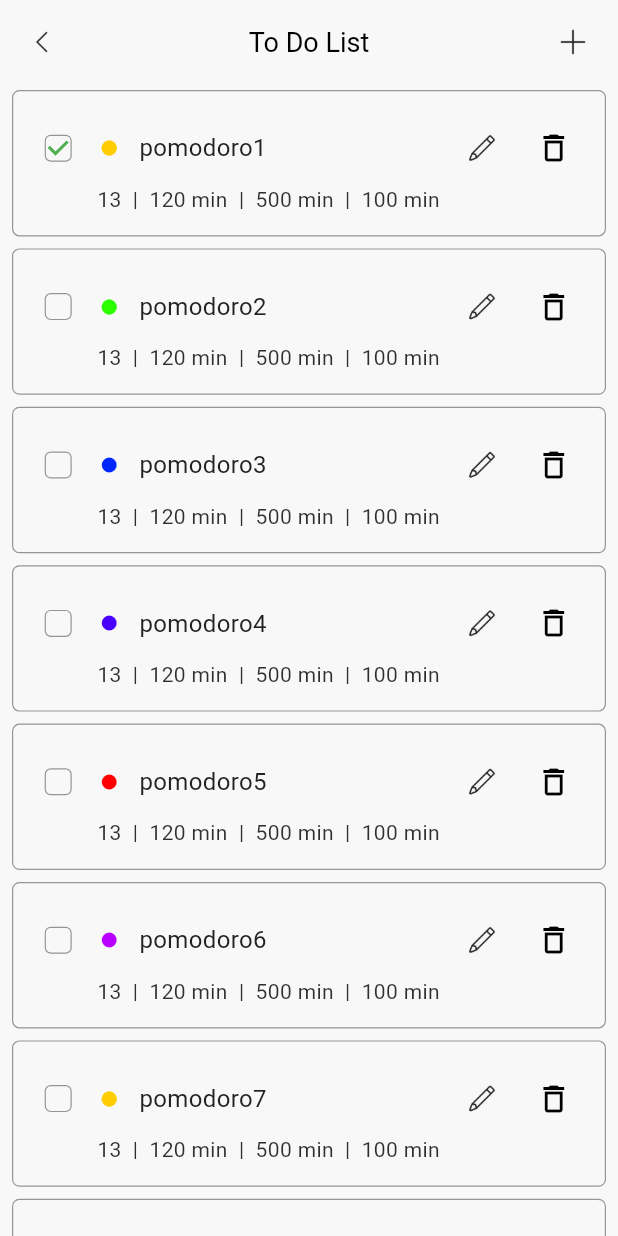
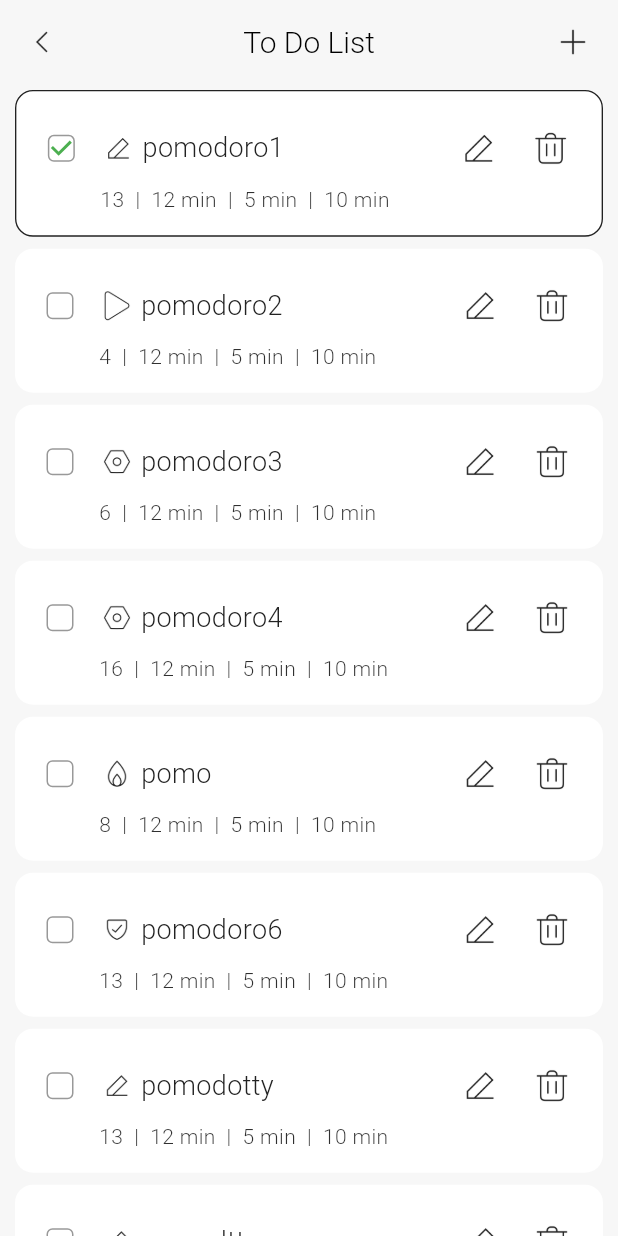
Before and after one commit to kmwh/pomoslime, a Flutter app: the screen it shows after launch, after a tap on "pomodoro1", on a phone screen of 412 x 824 dp. Run offline on Flutter 3.47's test engine with Material 3 defaults, Android fonts, the phone set to English and light mode, and no system bars; our stand-ins replace flutter_heatmap_calendar, hive, hive_flutter, lottie; accounts and stored records are empty.

Commit message:
DESIGN: 할 일 목록 디자인 변경

```diff
--- a/lib/main.dart
+++ b/lib/main.dart
@@ -20,9 +20,9 @@ void main() async {
   Hive.registerAdapter(UserDataModelAdapter());
   Hive.registerAdapter(CalenderDataModelAdapter());
 
-  final userDataBox = await Hive.openBox<UserDataModel>("userData8");
+  final userDataBox = await Hive.openBox<UserDataModel>("userData10");
   final calenderDataBox =
-      await Hive.openBox<CalenderDataModel>("calenderData8");
+      await Hive.openBox<CalenderDataModel>("calenderData10");
 
   // 초기 설정 적용
   final userData = await initializeUserData(userDataBox);
@@ -74,15 +74,17 @@ Future<UserDataModel> initializeUserData(Box<UserDataModel> box) async {
       language: 0,
       focusImmediately: false,
       toDoList: [
-        ["pomodoro1", 13, 12, 5, 10, const Color(0xFFFFCC00).value],
-        ["pomodoro2", 13, 12, 5, 10, const Color(0xFF2BFF00).value],
-        ["pomodoro3", 13, 12, 5, 10, const Color(0xFF0026FF).value],
-        ["pomodoro4", 13, 12, 5, 10, const Color(0xFF4800FF).value],
-        ["pomodoro5", 13, 12, 5, 10, const Color(0xFFFF0000).value],
-        ["pomodoro6", 13, 12, 5, 10, const Color(0xFFB700FF).value],
-        ["pomodoro7", 13, 12, 5, 10, const Color(0xFFFFCC00).value],
-        ["pomodoro8", 13, 12, 5, 10, const Color(0xFFFFCC00).value],
-        ["pomodoro9", 13, 12, 5, 10, const Color(0xFFFFCC00).value],
+        ["pomodoro1", 13, 12, 5, 10, "pencil"],
+        ["pomodoro2", 4, 12, 5, 10, "play"],
+        ["pomodoro3", 6, 12, 5, 10, "setting"],
+        ["pomodoro4", 16, 12, 5, 10, "setting"],
+        ["pomo", 8, 12, 5, 10, "fire"],
+        ["pomodoro6", 13, 12, 5, 10, "security"],
+        ["pomodotty", 13, 12, 5, 10, "pencil"],
+        ["pomodtt", 13, 12, 5, 10, "pencil"],
+        ["pomodoew", 13, 12, 5, 10, "pencil"],
+        ["pomodoaa", 13, 12, 5, 10, "pencil"],
+        ["pomodo", 13, 12, 5, 10, "pencil"],
       ],
       currentToDo: 0,
       currentSession: 0,
--- a/lib/provider/theme_provider.dart
+++ b/lib/provider/theme_provider.dart
@@ -19,7 +19,7 @@ class ThemeProvider with ChangeNotifier {
     brightness: Brightness.dark,
     colorScheme: const ColorScheme.dark(
       surface: Colors.black,
-      surfaceBright: Color(0xFF111111),
+      surfaceBright: Color.fromARGB(255, 19, 19, 19),
       surfaceContainer: Color.fromRGBO(255, 255, 255, 0.1),
       surfaceContainerLowest: Color.fromRGBO(255, 255, 255, 0.4),
       primary: Color(0xFFFFFFFF),
@@ -31,7 +31,7 @@ class ThemeProvider with ChangeNotifier {
   final ThemeData _lightTheme = ThemeData(
     brightness: Brightness.light,
     colorScheme: const ColorScheme.light(
-      surface: Color(0xFFF7F8F7),
+      surface: Color.fromARGB(255, 247, 247, 247),
       surfaceBright: Colors.white,
       surfaceContainer: Color.fromRGBO(0, 0, 0, 0.1),
       surfaceContainerLowest: Color.fromRGBO(0, 0, 0, 0.4),
--- a/lib/screens/to_do_list_screen.dart
+++ b/lib/screens/to_do_list_screen.dart
@@ -1,7 +1,7 @@
 import 'package:flutter/material.dart';
 import 'package:pomoslime/provider/to_do_list_provider.dart';
-import 'package:pomoslime/screens/to_do_screen.dart';
-import 'package:pomoslime/widgets/to_do/to_do_list_item.dart';
+import 'package:pomoslime/screens/edit_to_do_screen.dart';
+import 'package:pomoslime/widgets/to_do_list/to_do_list_item.dart';
 import 'package:provider/provider.dart';
 
 class ToDoListScreen extends StatefulWidget {
@@ -17,11 +17,12 @@ class _ToDoListScreenState extends State<ToDoListScreen> {
     return Scaffold(
       backgroundColor: Theme.of(context).colorScheme.surface,
       appBar: AppBar(
+        backgroundColor: Theme.of(context).colorScheme.surface,
         title: const Text(
           "To Do List",
           style: TextStyle(
-            fontSize: 18,
-            fontWeight: FontWeight.w400,
+            fontSize: 20,
+            fontWeight: FontWeight.w300,
           ),
         ),
         centerTitle: true,
@@ -43,7 +44,7 @@ class _ToDoListScreenState extends State<ToDoListScreen> {
                 Navigator.push(
                   context,
                   MaterialPageRoute(
-                    builder: (context) => const ToDoScreen(),
+                    builder: (context) => const EditToDoScreen(),
                   ),
                 );
               },
--- a/lib/widgets/calender/calender_tile.dart
+++ b/lib/widgets/calender/calender_tile.dart
@@ -15,7 +15,7 @@ class CalenderTile extends StatelessWidget {
     return Container(
       decoration: BoxDecoration(
         color: Theme.of(context).colorScheme.surfaceBright,
-        borderRadius: BorderRadius.circular(5),
+        borderRadius: BorderRadius.circular(8),
       ),
       child: Padding(
         padding: const EdgeInsets.symmetric(
--- a/lib/widgets/setting/setting_menu.dart
+++ b/lib/widgets/setting/setting_menu.dart
@@ -27,7 +27,7 @@ class SettingMenu extends StatelessWidget {
         Container(
           decoration: BoxDecoration(
             color: Theme.of(context).colorScheme.surfaceBright,
-            borderRadius: BorderRadius.circular(5),
+            borderRadius: BorderRadius.circular(8),
           ),
           child: Padding(
             padding: const EdgeInsets.symmetric(
--- a/lib/widgets/timer/to_do.dart
+++ b/lib/widgets/timer/to_do.dart
@@ -34,12 +34,12 @@ class _ToDoState extends State<ToDo> {
                   },
                   child: Row(
                     children: [
-                      Icon(
-                        Icons.circle,
-                        size: 10,
-                        color: Color(toDoProvider.currentToDoColor),
+                      Image.asset(
+                        "assets/images/${toDoProvider.toDoList[toDoProvider.currentToDo][5]}.png",
+                        width: 20,
+                        color: Theme.of(context).colorScheme.primary,
                       ),
-                      const SizedBox(width: 6),
+                      const SizedBox(width: 4),
                       Text(
                         toDoProvider.currentToDoName,
                         style: const TextStyle(
--- a/lib/widgets/to_do/custom_checkbox.dart
+++ b/lib/widgets/to_do_list/custom_checkbox.dart
@@ -20,7 +20,7 @@ class CustomCheckbox extends StatelessWidget {
       ),
       side: WidgetStateBorderSide.resolveWith(
         (states) => BorderSide(
-            width: 0.8,
+            width: 1,
             color: Theme.of(context).colorScheme.surfaceContainerLowest),
       ),
       checkColor: Colors.green,
--- a/lib/widgets/to_do/to_do_list_item.dart
+++ b/lib/widgets/to_do_list/to_do_list_item.dart
@@ -1,9 +1,9 @@
 import 'package:flutter/material.dart';
 import 'package:pomoslime/provider/timer_provider.dart';
 import 'package:pomoslime/provider/to_do_list_provider.dart';
-import 'package:pomoslime/screens/to_do_screen.dart';
-import 'package:pomoslime/widgets/to_do/custom_checkbox.dart';
-import 'package:pomoslime/widgets/to_do/custom_dialog.dart';
+import 'package:pomoslime/screens/edit_to_do_screen.dart';
+import 'package:pomoslime/widgets/to_do_list/custom_checkbox.dart';
+import 'package:pomoslime/widgets/to_do_list/custom_dialog.dart';
 import 'package:provider/provider.dart';
 
 class ToDoListItem extends StatefulWidget {
@@ -65,25 +65,29 @@ class _ToDoListItemState extends State<ToDoListItem> {
   Widget build(BuildContext context) {
     return Padding(
       padding: const EdgeInsets.symmetric(
-        horizontal: 8,
+        horizontal: 10,
         vertical: 4,
       ),
-      child: InkWell(
-        onTap: () => showToDoDialog(widget.index),
-        child: Container(
+      child: Consumer<ToDoListProvider>(
+        builder: (context, provider, child) {
+          return Container(
             padding: const EdgeInsets.symmetric(
               vertical: 14,
               horizontal: 10,
             ),
             decoration: BoxDecoration(
-            border: Border.all(
-                width: 0.8,
-                color: Theme.of(context).colorScheme.surfaceContainerLowest),
-            borderRadius: BorderRadius.circular(5),
+              color: Theme.of(context).colorScheme.surfaceBright,
+              border: provider.currentToDo == widget.index
+                  ? Border.all(
+                      color: Theme.of(context).colorScheme.primary,
+                      width: 0.9,
+                    )
+                  : null,
+              borderRadius: BorderRadius.circular(12),
             ),
-          child: Consumer<ToDoListProvider>(
-            builder: (context, provider, child) {
-              return Column(
+            child: InkWell(
+              onTap: () => showToDoDialog(widget.index),
+              child: Column(
                 crossAxisAlignment: CrossAxisAlignment.start,
                 children: [
                   Row(
@@ -96,20 +100,20 @@ class _ToDoListItemState extends State<ToDoListItem> {
                             onChanged: (value) => showToDoDialog(widget.index),
                           ),
                           const SizedBox(width: 8),
-                          Icon(
-                            Icons.circle,
-                            size: 12,
-                            color: Color(provider.toDoList[widget.index][5]),
+                          Image.asset(
+                            "assets/images/${provider.toDoList[widget.index][5]}.png",
+                            width: 20,
+                            color: Theme.of(context).colorScheme.primary,
                           ),
-                          const SizedBox(width: 14),
+                          const SizedBox(width: 6),
                           Text(
                             provider.toDoList[widget.index][0],
                             style: TextStyle(
                               color: Theme.of(context).colorScheme.primary,
-                              fontSize: 16,
+                              fontSize: 18,
+                              fontWeight: FontWeight.w300,
                             ),
                           ),
-                          const SizedBox(width: 16),
                         ],
                       ),
                       Row(
@@ -119,10 +123,9 @@ class _ToDoListItemState extends State<ToDoListItem> {
                               Navigator.push(
                                 context,
                                 MaterialPageRoute(
-                                  builder: (context) => ToDoScreen(
+                                  builder: (context) => EditToDoScreen(
                                     index: widget.index,
-                                    toDo:
-                                        provider.toDoList[provider.currentToDo],
+                                    toDo: provider.toDoList[widget.index],
                                   ),
                                 ),
                               );
@@ -135,7 +138,11 @@ class _ToDoListItemState extends State<ToDoListItem> {
                           ),
                           IconButton(
                             onPressed: () => showDeleteDialog(widget.index),
-                            icon: const Icon(Icons.delete_outline_outlined),
+                            icon: Image.asset(
+                              "assets/images/trash.png",
+                              width: 26,
+                              color: Theme.of(context).colorScheme.primary,
+                            ),
                           ),
                         ],
                       ),
@@ -144,18 +151,19 @@ class _ToDoListItemState extends State<ToDoListItem> {
                   Padding(
                     padding: const EdgeInsets.only(left: 46),
                     child: Text(
-                      "${provider.toDoList[widget.index][1].toString()}  |  ${provider.toDoList[widget.index][2].toString()}0 min  |  ${provider.toDoList[widget.index][3].toString()}00 min  |  ${provider.toDoList[widget.index][4].toString()}0 min",
+                      "${provider.toDoList[widget.index][1].toString()}  |  ${provider.toDoList[widget.index][2].toString()} min  |  ${provider.toDoList[widget.index][3].toString()} min  |  ${provider.toDoList[widget.index][4].toString()} min",
                       style: TextStyle(
                         color: Theme.of(context).colorScheme.primaryContainer,
                         fontSize: 14,
+                        fontWeight: FontWeight.w300,
                       ),
                     ),
                   ),
                 ],
+              ),
+            ),
           );
         },
-          ),
-        ),
       ),
     );
   }
```
Also changed, not shown: lib/screens/edit_to_do_screen.dart (added, +136 -0 lines), lib/screens/to_do_screen.dart (deleted, +0 -89 lines), lib/widgets/edit_to_do/edit_text_field.dart (added, +45 -0 lines), lib/widgets/to_do/custom_dialog.dart (deleted, +0 -62 lines), lib/widgets/to_do_list/custom_dialog.dart (added, +66 -0 lines), assets/images/pencil.png, assets/images/trash.png (added), lib/widgets/to_do_list/custom_to_do.dart (renamed from lib/widgets/to_do/custom_to_do.dart). Lines whose indentation alone changed are shown as unchanged.
